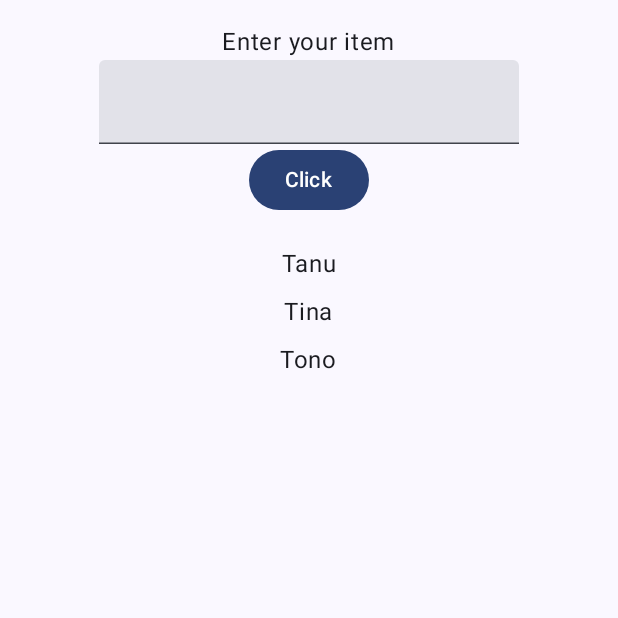
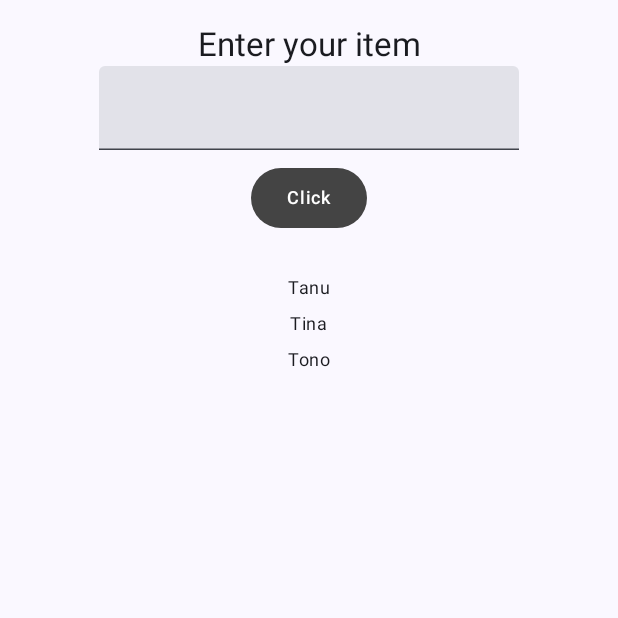
Before and after one commit to amadeussandro/LAB_WEEK_09, an Android app built with Jetpack Compose: the screen it shows after launch (MainActivity), on a phone screen of 412 x 824 dp, the top half of it. Run offline under Robolectric (Android 15) with nearby library versions, the phone set to English and light mode, and no system bars.

Commit message:
COMMIT to GITHUB at this point. Commit Message: “Commit No. 3 – UI Element and Theme”.

```diff
--- a/app/src/main/java/com/example/lab_week_09/MainActivity.kt
+++ b/app/src/main/java/com/example/lab_week_09/MainActivity.kt
@@ -11,10 +11,8 @@ import androidx.compose.foundation.lazy.items
 import androidx.compose.foundation.text.KeyboardOptions
 
 // MATERIAL 3
-import androidx.compose.material3.Button
 import androidx.compose.material3.MaterialTheme
 import androidx.compose.material3.Surface
-import androidx.compose.material3.Text
 import androidx.compose.material3.TextField
 
 // UI
@@ -29,6 +27,11 @@ import androidx.compose.ui.tooling.preview.Preview
 import androidx.compose.ui.unit.dp
 import androidx.compose.ui.text.input.KeyboardType
 
+// IMPORT ELEMENTS (Part 3)
+import com.example.lab_week_09.ui.theme.OnBackgroundTitleText
+import com.example.lab_week_09.ui.theme.PrimaryTextButton
+import com.example.lab_week_09.ui.theme.OnBackgroundItemText
+
 // THEME
 import com.example.lab_week_09.ui.theme.LAB_WEEK_09Theme
 
@@ -40,12 +43,11 @@ class MainActivity : ComponentActivity() {
         setContent {
             LAB_WEEK_09Theme {
 
-                // STEP 6 — Surface memanggil Home()
                 Surface(
                     modifier = Modifier.fillMaxSize(),
                     color = MaterialTheme.colorScheme.background
                 ) {
-                    Home()   // ← tanpa parameter lagi
+                    Home()
                 }
             }
         }
@@ -53,19 +55,18 @@ class MainActivity : ComponentActivity() {
 }
 
 // -------------------------------
-// STEP 2 — Data Model Student
+// DATA MODEL
 // -------------------------------
 data class Student(
     var name: String
 )
 
 // -------------------------------
-// STEP 3 — Home() sebagai Parent
+// PARENT COMPOSABLE — Home()
 // -------------------------------
 @Composable
 fun Home() {
 
-    // STATE LIST
     val listData = remember {
         mutableStateListOf(
             Student("Tanu"),
@@ -74,12 +75,10 @@ fun Home() {
         )
     }
 
-    // STATE INPUT
     var inputField = remember {
         mutableStateOf(Student(""))
     }
 
-    // PANGGIL CHILD
     HomeContent(
         listData = listData,
         inputField = inputField.value,
@@ -96,7 +95,7 @@ fun Home() {
 }
 
 // -------------------------------
-// STEP 4 — HomeContent Child
+// CHILD COMPOSABLE — HomeContent()
 // -------------------------------
 @Composable
 fun HomeContent(
@@ -117,7 +116,10 @@ fun HomeContent(
                 horizontalAlignment = Alignment.CenterHorizontally
             ) {
 
-                Text(text = stringResource(id = R.string.enter_item))
+                // TITLE (UI ELEMENT)
+                OnBackgroundTitleText(
+                    text = stringResource(id = R.string.enter_item)
+                )
 
                 TextField(
                     value = inputField.name,
@@ -127,9 +129,11 @@ fun HomeContent(
                     onValueChange = { onInputValueChange(it) }
                 )
 
-                Button(onClick = { onButtonClick() }) {
-                    Text(text = stringResource(id = R.string.button_click))
-                }
+                // BUTTON (UI ELEMENT)
+                PrimaryTextButton(
+                    text = stringResource(id = R.string.button_click),
+                    onClick = onButtonClick
+                )
             }
         }
 
@@ -141,7 +145,9 @@ fun HomeContent(
                     .fillMaxSize(),
                 horizontalAlignment = Alignment.CenterHorizontally
             ) {
-                Text(text = item.name)
+
+                // ITEM TEXT (UI ELEMENT)
+                OnBackgroundItemText(text = item.name)
             }
         }
     }
--- /dev/null
+++ b/app/src/main/java/com/example/lab_week_09/ui/theme/Elements.kt
@@ -0,0 +1,80 @@
+package com.example.lab_week_09.ui.theme
+
+import androidx.compose.foundation.layout.padding
+import androidx.compose.material3.Button
+import androidx.compose.material3.ButtonDefaults
+import androidx.compose.material3.MaterialTheme
+import androidx.compose.material3.Text
+import androidx.compose.runtime.Composable
+import androidx.compose.ui.Modifier
+import androidx.compose.ui.graphics.Color
+import androidx.compose.ui.unit.dp
+
+// ----------------------------------------------------------
+// UI ELEMENT: Title Text using onBackground color
+// ----------------------------------------------------------
+@Composable
+fun OnBackgroundTitleText(text: String) {
+    TitleText(
+        text = text,
+        color = MaterialTheme.colorScheme.onBackground
+    )
+}
+
+@Composable
+fun TitleText(text: String, color: Color) {
+    Text(
+        text = text,
+        style = MaterialTheme.typography.titleLarge,
+        color = color
+    )
+}
+
+// ----------------------------------------------------------
+// UI ELEMENT: Item Text
+// ----------------------------------------------------------
+@Composable
+fun OnBackgroundItemText(text: String) {
+    ItemText(
+        text = text,
+        color = MaterialTheme.colorScheme.onBackground
+    )
+}
+
+@Composable
+fun ItemText(text: String, color: Color) {
+    Text(
+        text = text,
+        style = MaterialTheme.typography.bodySmall,
+        color = color
+    )
+}
+
+// ----------------------------------------------------------
+// UI ELEMENT: Primary Button
+// ----------------------------------------------------------
+@Composable
+fun PrimaryTextButton(text: String, onClick: () -> Unit) {
+    TextButton(
+        text = text,
+        textColor = Color.White,
+        onClick = onClick
+    )
+}
+
+@Composable
+fun TextButton(text: String, textColor: Color, onClick: () -> Unit) {
+    Button(
+        onClick = onClick,
+        modifier = Modifier.padding(8.dp),
+        colors = ButtonDefaults.buttonColors(
+            containerColor = Color.DarkGray,
+            contentColor = textColor
+        )
+    ) {
+        Text(
+            text = text,
+            style = MaterialTheme.typography.labelMedium
+        )
+    }
+}
```
